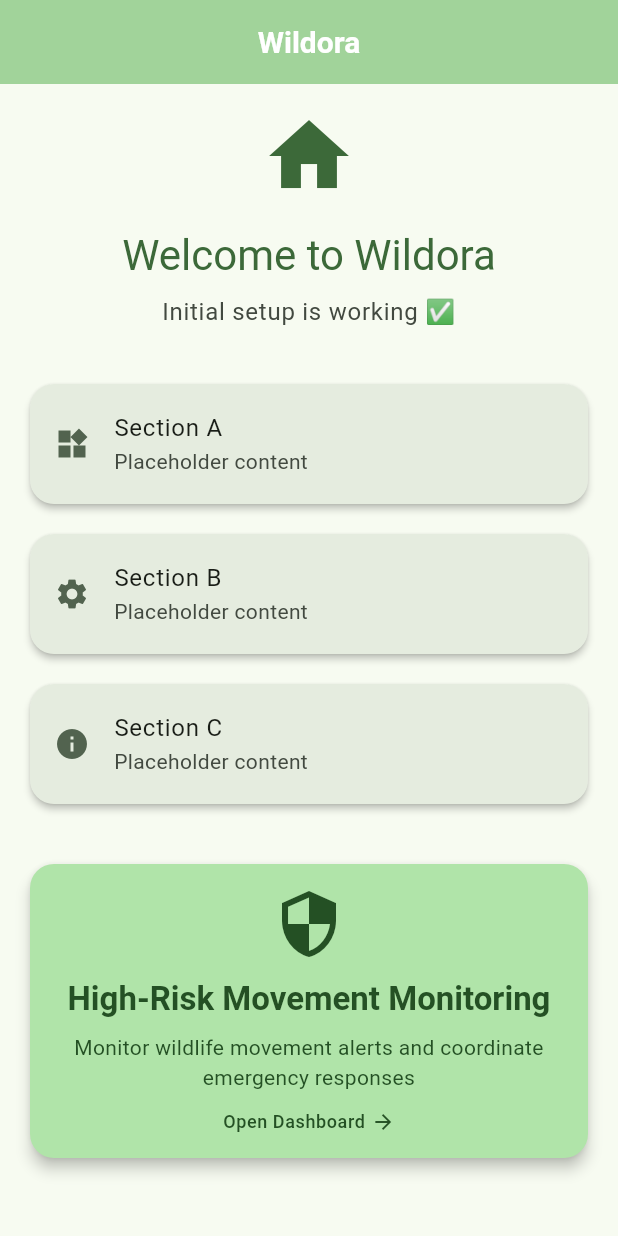
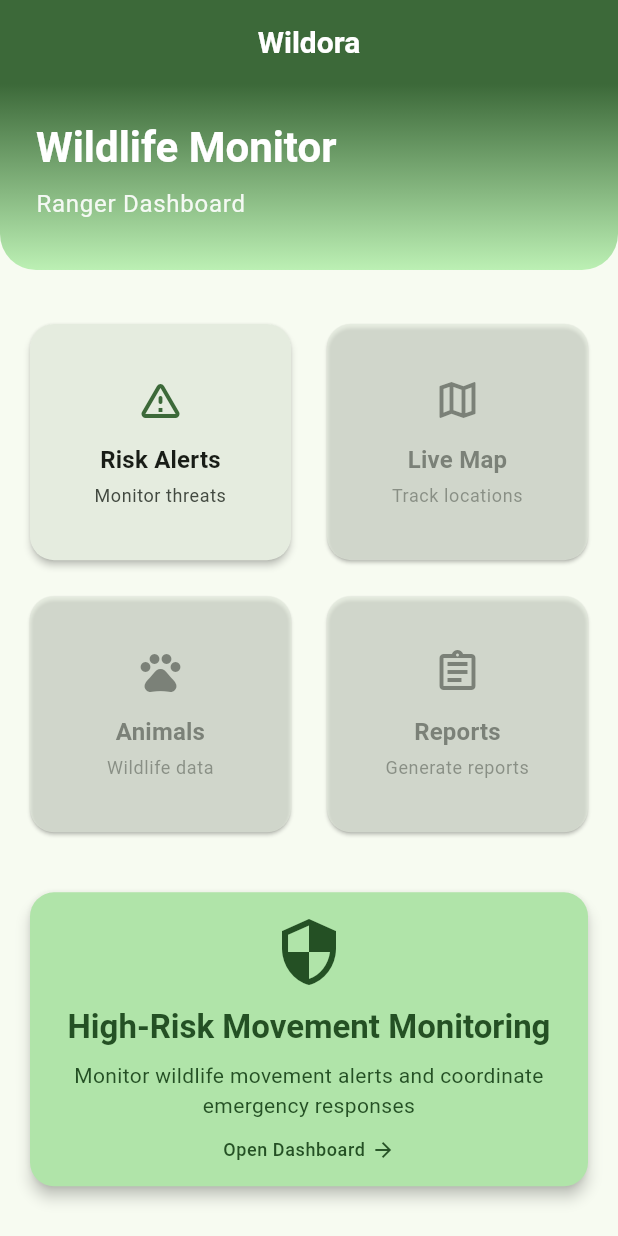
Before and after one commit to Senith001/wildora, a Flutter app: the screen it shows after launch, on a phone screen of 412 x 824 dp. Run offline on Flutter 3.47's test engine with Material 3 defaults, Android fonts, the phone set to English and light mode, and no system bars; our stand-ins replace cloud_firestore, firebase_core, firebase_messaging; accounts and stored records are empty.

Commit message:
Refine Home UI and alert visuals

```diff
--- a/lib/src/features/home/home_screen.dart
+++ b/lib/src/features/home/home_screen.dart
@@ -1,7 +1,7 @@
 import 'package:flutter/material.dart';
 
-/// A basic test/placeholder home screen with responsive layout.
-/// This is for testing purposes and does not contain business logic.
+/// Refined home screen with themed dashboard design.
+/// Features a header band and quick-actions grid for production use.
 class HomeScreen extends StatelessWidget {
   const HomeScreen({super.key});
 
@@ -10,7 +10,7 @@ class HomeScreen extends StatelessWidget {
     return Scaffold(
       appBar: AppBar(
         title: const Text('Wildora'),
-        backgroundColor: Theme.of(context).colorScheme.inversePrimary,
+        // Removed explicit backgroundColor to use theme's conservation-green appBarTheme
       ),
       body: LayoutBuilder(
         builder: (context, constraints) {
@@ -18,47 +18,31 @@ class HomeScreen extends StatelessWidget {
 
           return SafeArea(
             child: SingleChildScrollView(
-              padding: const EdgeInsets.all(16.0),
               child: Center(
                 child: ConstrainedBox(
                   constraints: const BoxConstraints(maxWidth: 900),
                   child: Column(
                     children: [
-                      // Header section
-                      Icon(
-                        Icons.home,
-                        size: 64,
-                        color: Theme.of(context).colorScheme.primary,
-                      ),
+                      // Conservation-green header band
+                      _buildHeaderBand(context),
+
+                      // Main content with padding
+                      Padding(
+                        padding: const EdgeInsets.all(16.0),
+                        child: Column(
+                          children: [
                             const SizedBox(height: 16),
-                      Text(
-                        'Welcome to Wildora',
-                        style: Theme.of(context).textTheme.headlineMedium
-                            ?.copyWith(
-                              color: Theme.of(context).colorScheme.primary,
-                            ),
-                        textAlign: TextAlign.center,
-                      ),
-                      const SizedBox(height: 8),
-                      Text(
-                        'Initial setup is working ✅',
-                        style: Theme.of(context).textTheme.bodyLarge?.copyWith(
-                          color: Theme.of(context).colorScheme.onSurfaceVariant,
-                        ),
-                        textAlign: TextAlign.center,
-                      ),
-                      const SizedBox(height: 32),
 
-                      // Cards section - responsive layout
-                      if (isWide)
-                        _buildWideLayout(context)
-                      else
-                        _buildNarrowLayout(context),
+                            // Quick actions grid
+                            _buildQuickActionsGrid(context, isWide),
 
                             const SizedBox(height: 32),
 
                             // High-Risk Movement Monitoring entry point
                             _buildMonitoringCard(context),
+                          ],
+                        ),
+                      ),
                     ],
                   ),
                 ),
@@ -70,55 +54,161 @@ class HomeScreen extends StatelessWidget {
     );
   }
 
-  Widget _buildNarrowLayout(BuildContext context) {
-    return Column(
+  /// Build conservation-green header band with title and subtitle
+  Widget _buildHeaderBand(BuildContext context) {
+    return Container(
+      width: double.infinity,
+      decoration: BoxDecoration(
+        gradient: LinearGradient(
+          begin: Alignment.topCenter,
+          end: Alignment.bottomCenter,
+          colors: [
+            Theme.of(context).colorScheme.primary,
+            Theme.of(context).colorScheme.primaryContainer,
+          ],
+        ),
+        borderRadius: const BorderRadius.only(
+          bottomLeft: Radius.circular(24),
+          bottomRight: Radius.circular(24),
+        ),
+      ),
+      child: Padding(
+        padding: const EdgeInsets.fromLTRB(24, 24, 24, 32),
+        child: Column(
+          crossAxisAlignment: CrossAxisAlignment.start,
           children: [
-        _buildCard(context, Icons.widgets, 'Section A'),
-        const SizedBox(height: 12),
-        _buildCard(context, Icons.settings, 'Section B'),
-        const SizedBox(height: 12),
-        _buildCard(context, Icons.info, 'Section C'),
+            Text(
+              'Wildlife Monitor',
+              style: Theme.of(context).textTheme.headlineMedium?.copyWith(
+                color: Theme.of(context).colorScheme.onPrimary,
+                fontWeight: FontWeight.bold,
+              ),
+            ),
+            const SizedBox(height: 8),
+            Text(
+              'Ranger Dashboard',
+              style: Theme.of(context).textTheme.bodyLarge?.copyWith(
+                color: Theme.of(context).colorScheme.onPrimary.withOpacity(0.9),
+              ),
+            ),
           ],
+        ),
+      ),
     );
   }
 
-  Widget _buildWideLayout(BuildContext context) {
-    return Wrap(
-      spacing: 16,
-      runSpacing: 16,
+  /// Build responsive quick actions grid
+  Widget _buildQuickActionsGrid(BuildContext context, bool isWide) {
+    final crossAxisCount = isWide ? 3 : 2;
+
+    return GridView.count(
+      shrinkWrap: true,
+      physics: const NeverScrollableScrollPhysics(),
+      crossAxisCount: crossAxisCount,
+      mainAxisSpacing: 16,
+      crossAxisSpacing: 16,
+      childAspectRatio: 1.1,
       children: [
-        SizedBox(
-          width: 280,
-          child: _buildCard(context, Icons.widgets, 'Section A'),
+        _buildQuickActionCard(
+          context,
+          icon: Icons.warning_amber_rounded,
+          title: 'Risk Alerts',
+          subtitle: 'Monitor threats',
+          onTap: () => Navigator.pushNamed(context, '/monitoring'),
         ),
-        SizedBox(
-          width: 280,
-          child: _buildCard(context, Icons.settings, 'Section B'),
+        _buildQuickActionCard(
+          context,
+          icon: Icons.map_outlined,
+          title: 'Live Map',
+          subtitle: 'Track locations',
+          onTap: () => _showComingSoon(context, 'Live Map'),
+          isActive: false,
         ),
-        SizedBox(
-          width: 280,
-          child: _buildCard(context, Icons.info, 'Section C'),
+        _buildQuickActionCard(
+          context,
+          icon: Icons.pets_outlined,
+          title: 'Animals',
+          subtitle: 'Wildlife data',
+          onTap: () => _showComingSoon(context, 'Animal Tracking'),
+          isActive: false,
+        ),
+        _buildQuickActionCard(
+          context,
+          icon: Icons.assignment_outlined,
+          title: 'Reports',
+          subtitle: 'Generate reports',
+          onTap: () => _showComingSoon(context, 'Reports'),
+          isActive: false,
         ),
       ],
     );
   }
 
-  Widget _buildCard(BuildContext context, IconData icon, String title) {
+  /// Build individual quick action card
+  Widget _buildQuickActionCard(
+    BuildContext context, {
+    required IconData icon,
+    required String title,
+    required String subtitle,
+    required VoidCallback onTap,
+    bool isActive = true,
+  }) {
+    final colorScheme = Theme.of(context).colorScheme;
+
     return Card(
-      elevation: 2,
-      color: Theme.of(context).colorScheme.surfaceContainerLow,
-      child: ListTile(
-        leading: Icon(icon, color: Theme.of(context).colorScheme.secondary),
-        title: Text(
+      elevation: isActive ? 2 : 1,
+      color: isActive
+        ? colorScheme.surfaceContainerLow
+        : colorScheme.surfaceContainerLow.withOpacity(0.6),
+      child: InkWell(
+        onTap: onTap,
+        borderRadius: BorderRadius.circular(16),
+        child: Padding(
+          padding: const EdgeInsets.all(16),
+          child: Column(
+            mainAxisAlignment: MainAxisAlignment.center,
+            children: [
+              Icon(
+                icon,
+                size: 32,
+                color: isActive
+                  ? colorScheme.primary
+                  : colorScheme.onSurfaceVariant.withOpacity(0.6),
+              ),
+              const SizedBox(height: 12),
+              Text(
                 title,
-          style: TextStyle(color: Theme.of(context).colorScheme.onSurface),
+                style: Theme.of(context).textTheme.titleMedium?.copyWith(
+                  color: isActive
+                    ? colorScheme.onSurface
+                    : colorScheme.onSurfaceVariant.withOpacity(0.6),
+                  fontWeight: FontWeight.w600,
                 ),
-        subtitle: Text(
-          'Placeholder content',
-          style: TextStyle(
-            color: Theme.of(context).colorScheme.onSurfaceVariant,
+                textAlign: TextAlign.center,
+              ),
+              const SizedBox(height: 4),
+              Text(
+                subtitle,
+                style: Theme.of(context).textTheme.bodySmall?.copyWith(
+                  color: isActive
+                    ? colorScheme.onSurfaceVariant
+                    : colorScheme.onSurfaceVariant.withOpacity(0.5),
+                ),
+                textAlign: TextAlign.center,
+              ),
+            ],
           ),
         ),
+      ),
+    );
+  }
+
+  /// Show coming soon message for inactive features
+  void _showComingSoon(BuildContext context, String feature) {
+    ScaffoldMessenger.of(context).showSnackBar(
+      SnackBar(
+        content: Text('$feature coming soon'),
+        duration: const Duration(seconds: 2),
       ),
     );
   }
```
Also changed, not shown: lib/src/features/high_risk_movement/presentation/alert_detail_screen.dart (+16 -0 lines), lib/src/features/high_risk_movement/presentation/widgets/alert_list_tile.dart (+50 -3 lines), 1 other file. Lines whose indentation alone changed are shown as unchanged.
